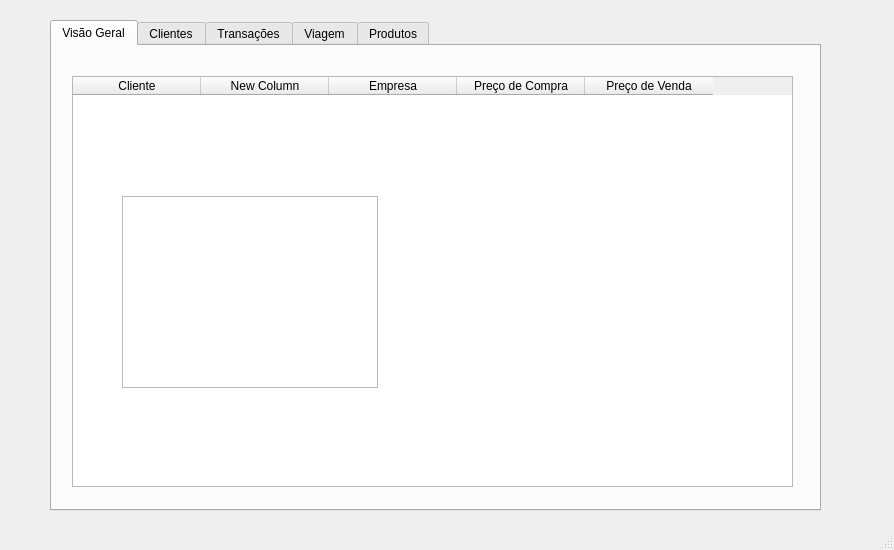
Gianlucca-Buzo/Selling-Manager, file main_window.ui: the form before one commit.
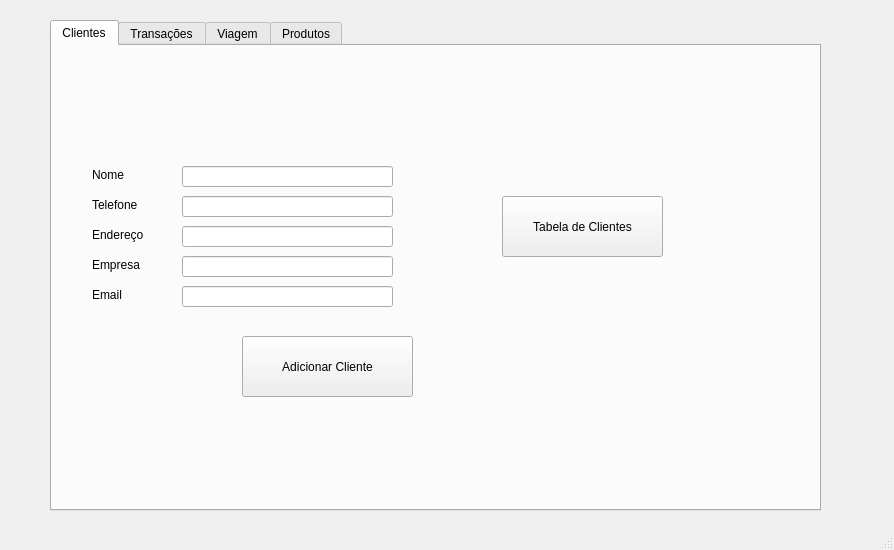
The form after the commit.

Commit message: Adicionando tabela de clientes com suas transaçsacoes

```diff
--- a/main_window.ui
+++ b/main_window.ui
@@ -26,62 +26,6 @@
     <property name="currentIndex">
      <number>0</number>
     </property>
-    <widget class="QWidget" name="general_vision">
-     <attribute name="title">
-      <string>Visão Geral</string>
-     </attribute>
-     <widget class="QTableWidget" name="table_vision_clients">
-      <property name="geometry">
-       <rect>
-        <x>20</x>
-        <y>30</y>
-        <width>721</width>
-        <height>411</height>
-       </rect>
-      </property>
-      <attribute name="horizontalHeaderMinimumSectionSize">
-       <number>71</number>
-      </attribute>
-      <attribute name="horizontalHeaderDefaultSectionSize">
-       <number>128</number>
-      </attribute>
-      <column>
-       <property name="text">
-        <string>Cliente</string>
-       </property>
-      </column>
-      <column>
-       <property name="text">
-        <string>New Column</string>
-       </property>
-      </column>
-      <column>
-       <property name="text">
-        <string>Empresa</string>
-       </property>
-      </column>
-      <column>
-       <property name="text">
-        <string>Preço de Compra</string>
-       </property>
-      </column>
-      <column>
-       <property name="text">
-        <string>Preço de Venda</string>
-       </property>
-      </column>
-     </widget>
-     <widget class="QTreeView" name="treeView">
-      <property name="geometry">
-       <rect>
-        <x>70</x>
-        <y>150</y>
-        <width>256</width>
-        <height>192</height>
-       </rect>
-      </property>
-     </widget>
-    </widget>
     <widget class="QWidget" name="tab_clients">
      <attribute name="title">
       <string>Clientes</string>
@@ -214,6 +158,19 @@
        <string>Adicionar Cliente</string>
       </property>
      </widget>
+     <widget class="QPushButton" name="button_clients_table">
+      <property name="geometry">
+       <rect>
+        <x>450</x>
+        <y>150</y>
+        <width>161</width>
+        <height>61</height>
+       </rect>
+      </property>
+      <property name="text">
+       <string>Tabela de Clientes</string>
+      </property>
+     </widget>
     </widget>
     <widget class="QWidget" name="tab_transactions">
      <attribute name="title">
```
Left out of the diff: 1 changed line with no effect on the pictures. The commit also changes 5 other files.
